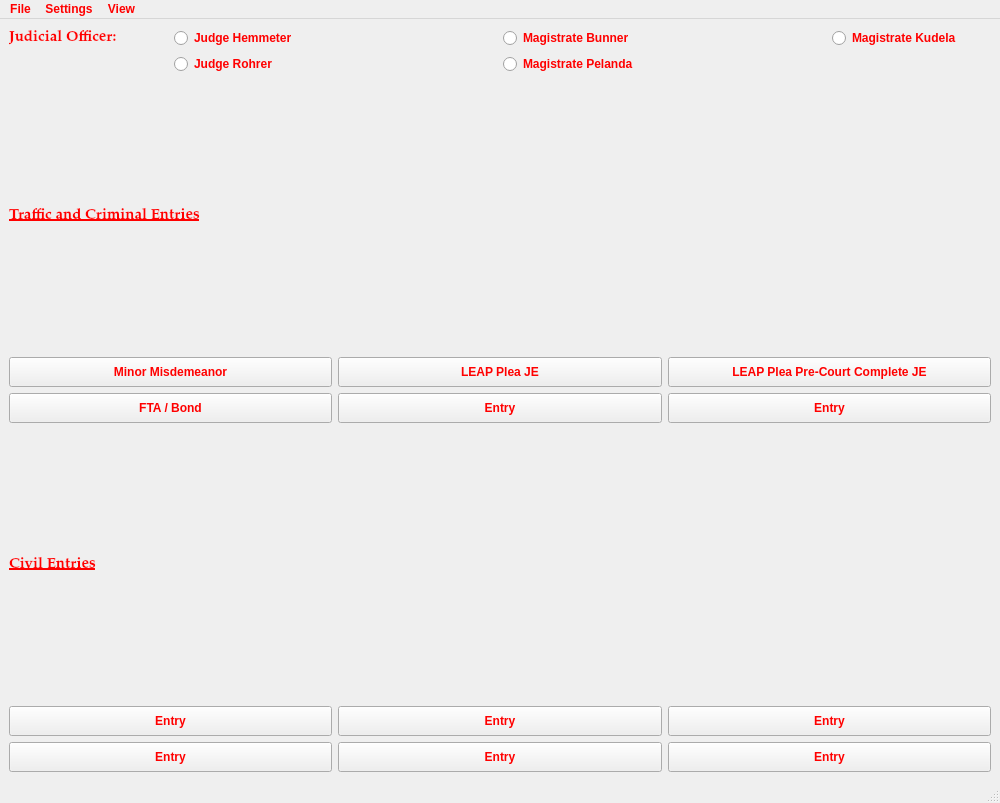
This is resources/ui/MainWindow.ui in HunterProgram22/MuniEntry as Qt 5 draws it before an edit. The edited form follows.
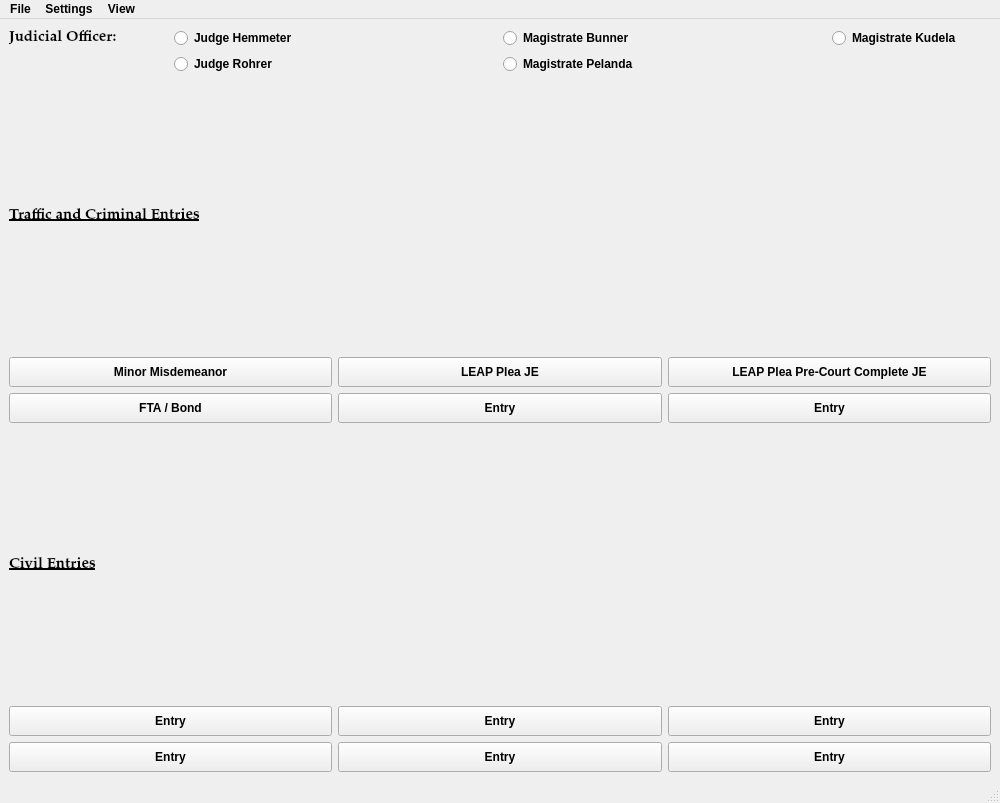
This is the edited form.

Commit message: Updated main to black for production.

```diff
--- a/resources/ui/MainWindow.ui
+++ b/resources/ui/MainWindow.ui
@@ -30,7 +30,7 @@
   </property>
   <property name="styleSheet">
    <string notr="true">font: 75 11pt &quot;Palatino Linotype&quot;;
-color: rgb(255, 0, 0);
+color: rgb(0, 0, 0);
 selection-color: rgb(0, 0, 0);
 font-weight: bold;</string>
   </property>
@@ -300,7 +300,7 @@
      <x>0</x>
      <y>0</y>
      <width>1000</width>
-     <height>29</height>
+     <height>31</height>
     </rect>
    </property>
    <widget class="QMenu" name="menuFile">
```
The commit also changes 1 other file.
